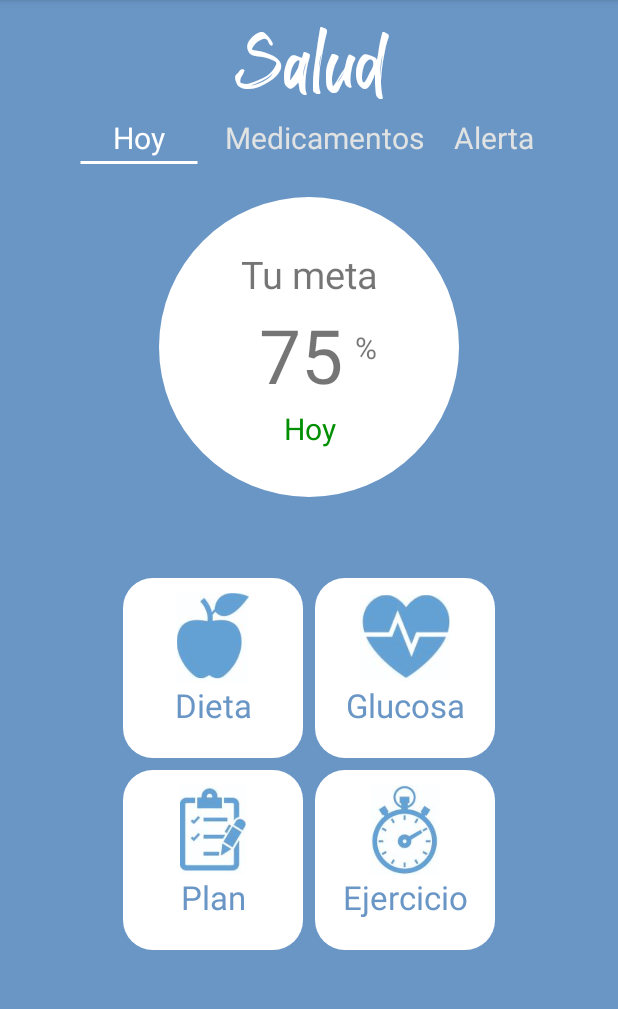
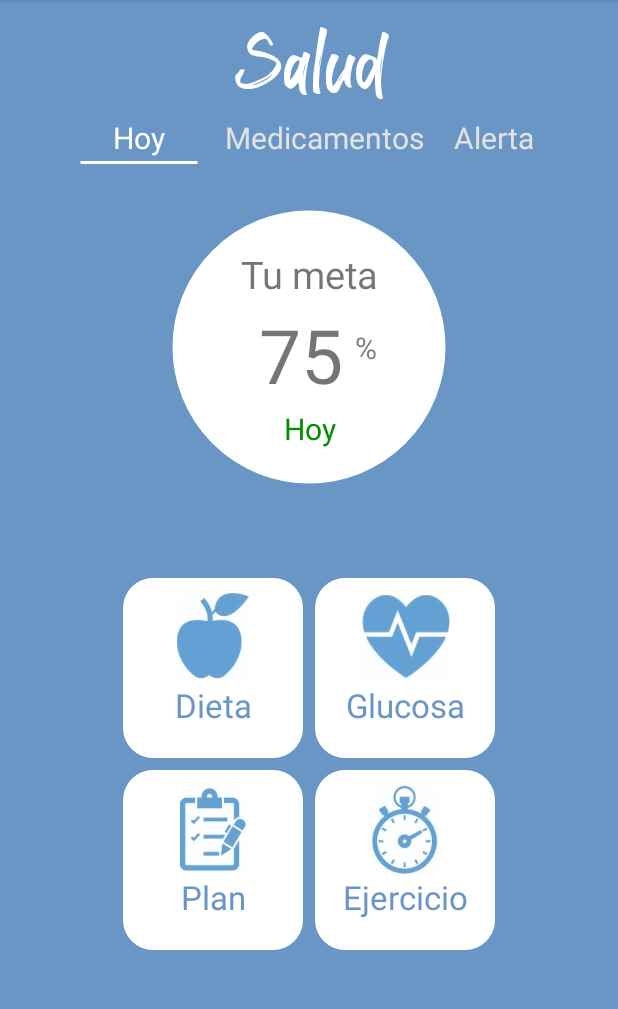
Before and after one commit to rojoescala/BeHealthyApp, an Android app: the Menu screen opened directly, with no data from a screen before it, on a phone screen of 412 x 824 dp, the part 84-1093 px from its top. Run offline under Robolectric (Android 15) with nearby library versions, the phone set to English and light mode, and no system bars.

Commit message:
Imagenes nuevas nueva versión

```diff
--- a/app/build.gradle
+++ b/app/build.gradle
@@ -9,7 +9,7 @@ android {
     buildToolsVersion "29.0.3"
     defaultConfig {
         applicationId "escalante.roberto.behealthy"
-        minSdkVersion 15
+        minSdkVersion 21
         targetSdkVersion 29
         versionCode 1
         versionName "1.0"
--- a/app/src/main/java/escalante/roberto/behealthy/Dieta.kt
+++ b/app/src/main/java/escalante/roberto/behealthy/Dieta.kt
@@ -11,7 +11,6 @@ class Dieta : AppCompatActivity() {
         super.onCreate(savedInstanceState)
         setContentView(R.layout.activity_dieta)
 
-
         var intent = Intent(this, Menu::class.java)
 
         var botonAtras: ImageView = findViewById(R.id.atras) as ImageView
--- a/app/src/main/java/escalante/roberto/behealthy/Ejercicio.kt
+++ b/app/src/main/java/escalante/roberto/behealthy/Ejercicio.kt
@@ -18,5 +18,7 @@ class Ejercicio : AppCompatActivity() {
         botonAtras.setOnClickListener{
             startActivity(intent)
         }
+
+
     }
 }
--- /dev/null
+++ b/app/src/main/java/escalante/roberto/behealthy/utilies/CustomCircleDrawable.kt
@@ -0,0 +1,70 @@
+package escalante.roberto.behealthy.utilies
+
+import android.content.Context
+import android.graphics.*
+import android.graphics.drawable.Drawable
+import androidx.core.content.ContextCompat
+import escalante.roberto.behealthy.R
+import java.util.ArrayList
+
+class CustomCircleDrawable: Drawable {
+    var coordernadas: RectF? = null
+    var anguloBarrido: Float = 0.0F
+    var anguloInicio: Float = 0.0F
+    var grosorFondo: Int = 0
+    var grosorMetrica: Int = 0
+    var context: Context? = null
+    var porcentajes = ArrayList<Porcentaje>()
+
+    override fun draw(p0: Canvas) {
+        val fondo: Paint = Paint();
+        fondo.style = Paint.Style.STROKE
+        fondo.strokeWidth = (this.grosorFondo).toFloat()
+        fondo.isAntiAlias = true
+        fondo.strokeCap = Paint.Cap.ROUND
+        fondo.color = context?.resources?.getColor(R.color.blanco) ?: R.color.blanco
+        val ancho: Float = (p0.width -25).toFloat()
+        val alto : Float = (p0.height -25).toFloat()
+
+        coordernadas = RectF(25.0F,25.0F,ancho,alto)
+
+        p0.drawArc(coordernadas!!, 0.0F, 360.0F, false, fondo)
+        if (porcentajes.size != 0){
+            for(e in porcentajes){
+                val degree: Float = (e.porcentaje*360)/100
+                this.anguloBarrido = degree
+
+                var seccion: Paint = Paint()
+                seccion.style = Paint.Style.STROKE
+                seccion.isAntiAlias = true
+                seccion.strokeWidth = (this.grosorMetrica).toFloat()
+                seccion.strokeCap = Paint.Cap.SQUARE
+                seccion.color = ContextCompat.getColor(this.context!!, e.color)
+
+                p0.drawArc(coordernadas!!, this.anguloInicio, this.anguloBarrido,false,seccion)
+                this.anguloInicio += this.anguloBarrido
+            }
+        }
+    }
+
+    override fun setAlpha(alpha: Int) {
+
+    }
+
+    override fun getOpacity(): Int {
+        return PixelFormat.OPAQUE
+
+    }
+
+    override fun setColorFilter(colorFilter: ColorFilter?) {
+
+    }
+
+    constructor(context: Context, porcentajes: ArrayList<Porcentaje>){
+        this.context = context
+        grosorMetrica = context.resources.getDimensionPixelSize(R.dimen.graphBackground)
+        grosorFondo = context.resources.getDimensionPixelSize(R.dimen.grapwith)
+        this.porcentajes = porcentajes
+    }
+
+}
--- /dev/null
+++ b/app/src/main/java/escalante/roberto/behealthy/utilies/JSONFile.kt
@@ -0,0 +1,32 @@
+package escalante.roberto.behealthy.utilies
+
+import android.content.Context
+import android.util.Log
+import java.io.IOException
+
+class JSONFile{
+    val PORCENTAJE = "data.json"
+
+    constructor(){
+
+    }
+
+    fun saveData(context: Context, json: String){
+        try{
+            context.openFileOutput(PORCENTAJE, Context.MODE_PRIVATE).use {
+                it.write(json.toByteArray())
+            }
+        } catch (e: IOException){
+            Log.e("GUARDAR","Error in writing: " + e.localizedMessage)
+        }
+    }
+
+    fun getData(context: Context):String{
+        try {
+            return context.openFileInput(PORCENTAJE).bufferedReader().readLine()
+        } catch (e: IOException){
+            Log.e("OBTENER","Error in fetching data: " + e.localizedMessage)
+            return ""
+        }
+    }
+}
--- /dev/null
+++ b/app/src/main/java/escalante/roberto/behealthy/utilies/Porcentaje.kt
@@ -0,0 +1,3 @@
+package escalante.roberto.behealthy.utilies
+
+data class Porcentaje(var nombre:String, var porcentaje: Float, var color: Int, var total: Float)
--- a/app/src/main/res/drawable-v24/circle.xml
+++ b/app/src/main/res/drawable-v24/circle.xml
@@ -3,7 +3,7 @@
     <item>
         <shape android:shape="ring"
             android:innerRadius="0dp"
-            android:thickness="100dp"
+            android:thickness="85dp"
             android:useLevel="false">
             <solid android:color="@color/blanco"></solid>
 
--- a/app/src/main/res/layout/activity_menu.xml
+++ b/app/src/main/res/layout/activity_menu.xml
@@ -87,8 +87,17 @@
             android:layout_width="200dp"
             android:layout_height="200dp"
             android:layout_gravity="center_horizontal"
-            android:id="@+id/graph"
-            android:background="@drawable/circle">
+            android:id="@+id/graph">
+            <ImageView
+                android:layout_width="170dp"
+                android:layout_height="170dp"
+                android:id="@+id/fondito"
+                android:background="@drawable/circle"
+                app:layout_constraintBottom_toBottomOf="parent"
+                app:layout_constraintEnd_toEndOf="parent"
+                app:layout_constraintStart_toStartOf="parent"
+                app:layout_constraintTop_toTopOf="parent">
+            </ImageView>
 
             <TextView
                 android:id="@+id/textView2"
@@ -116,7 +125,7 @@
                 tools:layout_editor_absoluteX="16dp">
 
                 <TextView
-                    android:id="@+id/textView"
+                    android:id="@+id/Porciento"
                     android:layout_width="wrap_content"
                     android:layout_height="wrap_content"
                     android:layout_gravity="center"
--- a/app/src/main/res/values/Dimens.xml
+++ b/app/src/main/res/values/Dimen.xml
@@ -5,4 +5,6 @@
     <dimen name="letra_menu">22dp</dimen>
     <dimen name="letra_rutina_numero">40dp</dimen>
     <dimen name="letra_descripcion_rutina">18dp</dimen>
+    <dimen name = "grapwith">15dp</dimen>
+    <dimen name = "graphBackground">5dp</dimen>
 </resources>
--- a/app/src/main/res/values/colors.xml
+++ b/app/src/main/res/values/colors.xml
@@ -9,5 +9,6 @@
     <color name="gris">#E1E2E2</color>
     <color name="verde">#008F00</color>
     <color name="negro">#020202</color>
+    <color name="gray">#287D837D</color>
 
 </resources>
```
Also changed, not shown: app/src/main/java/escalante/roberto/behealthy/ejercicio.kt (deleted, +0 -22 lines), app/src/main/java/escalante/roberto/behealthy/menu.kt (+138 -9 lines), app/src/main/res/layout/activity_ejercicio.xml (+19 -5 lines).
